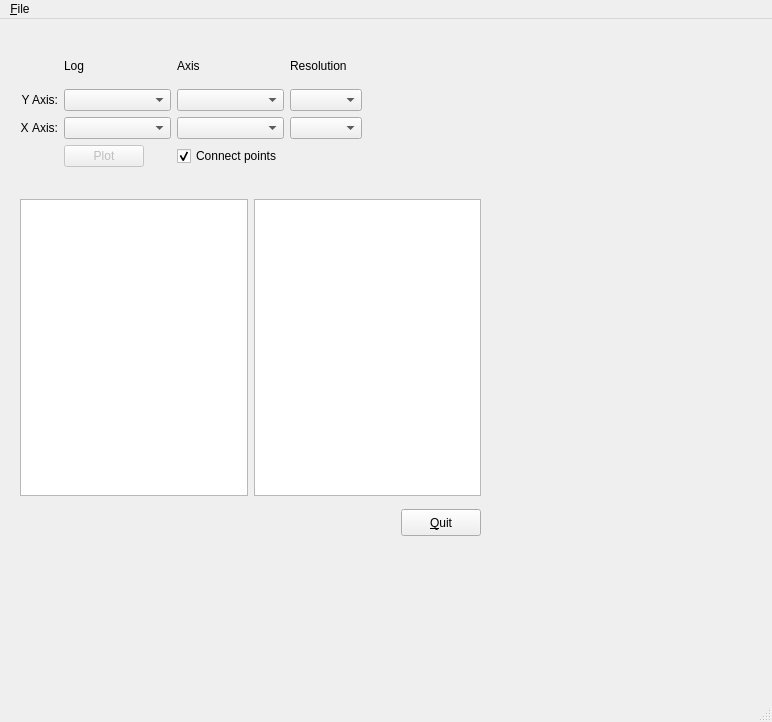
Old version of the form oldtimer.ui in the repository sesotek/oldtimer.
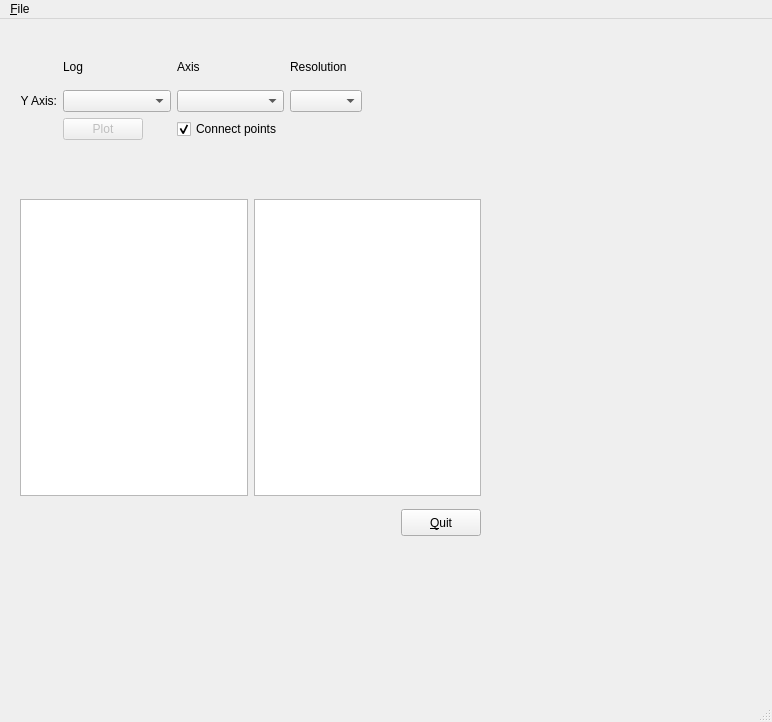
New version of the form.

Commit message: Removed X axis choices. Adding Summed rungs

```diff
--- a/oldtimer.ui
+++ b/oldtimer.ui
@@ -57,13 +57,13 @@
      <bool>false</bool>
     </property>
    </widget>
-   <widget class="QWidget" name="">
+   <widget class="QWidget" name="layoutWidget">
     <property name="geometry">
      <rect>
       <x>20</x>
       <y>30</y>
       <width>342</width>
-      <height>118</height>
+      <height>91</height>
      </rect>
     </property>
     <layout class="QGridLayout" name="gridLayoutPlotSettings" columnstretch="0,0,0,0">
@@ -76,47 +76,6 @@
      <property name="horizontalSpacing">
       <number>6</number>
      </property>
-     <item row="2" column="0">
-      <widget class="QLabel" name="labelXaxis">
-       <property name="font">
-        <font>
-         <kerning>false</kerning>
-        </font>
-       </property>
-       <property name="text">
-        <string>X Axis:</string>
-       </property>
-       <property name="alignment">
-        <set>Qt::AlignRight|Qt::AlignTrailing|Qt::AlignVCenter</set>
-       </property>
-      </widget>
-     </item>
-     <item row="2" column="1">
-      <widget class="QComboBox" name="comboXLog">
-       <property name="sizePolicy">
-        <sizepolicy hsizetype="MinimumExpanding" vsizetype="Fixed">
-         <horstretch>0</horstretch>
-         <verstretch>0</verstretch>
-        </sizepolicy>
-       </property>
-       <property name="sizeAdjustPolicy">
-        <enum>QComboBox::AdjustToContents</enum>
-       </property>
-      </widget>
-     </item>
-     <item row="2" column="2">
-      <widget class="QComboBox" name="comboXAxis">
-       <property name="sizePolicy">
-        <sizepolicy hsizetype="MinimumExpanding" vsizetype="Fixed">
-         <horstretch>0</horstretch>
-         <verstretch>0</verstretch>
-        </sizepolicy>
-       </property>
-       <property name="sizeAdjustPolicy">
-        <enum>QComboBox::AdjustToContents</enum>
-       </property>
-      </widget>
-     </item>
      <item row="1" column="0">
       <widget class="QLabel" name="labelYaxis">
        <property name="text">
@@ -127,7 +86,7 @@
        </property>
       </widget>
      </item>
-     <item row="3" column="1">
+     <item row="2" column="1">
       <widget class="QPushButton" name="buttonPlot">
        <property name="enabled">
         <bool>false</bool>
@@ -183,20 +142,7 @@
        </property>
       </widget>
      </item>
-     <item row="0" column="3">
-      <widget class="QLabel" name="label_3">
-       <property name="text">
-        <string>Resolution</string>
-       </property>
-      </widget>
-     </item>
-     <item row="1" column="3">
-      <widget class="QComboBox" name="comboYResolution"/>
-     </item>
-     <item row="2" column="3">
-      <widget class="QComboBox" name="comboXResolution"/>
-     </item>
-     <item row="3" column="2">
+     <item row="2" column="2">
       <widget class="QCheckBox" name="checkBoxConnect">
        <property name="text">
         <string>Connect points</string>
@@ -206,9 +152,19 @@
        </property>
       </widget>
      </item>
+     <item row="0" column="3">
+      <widget class="QLabel" name="labelResolution">
+       <property name="text">
+        <string>Resolution</string>
+       </property>
+      </widget>
+     </item>
+     <item row="1" column="3">
+      <widget class="QComboBox" name="comboResolution"/>
+     </item>
     </layout>
    </widget>
-   <widget class="QWidget" name="">
+   <widget class="QWidget" name="layoutWidget">
     <property name="geometry">
      <rect>
       <x>20</x>
```
The commit also changes 2 other files.
